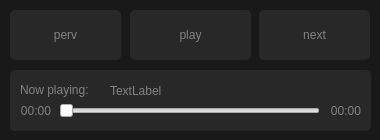
Before: the Qt Designer form mainUI.ui in AKlivtsov/AudioPlayerPython, drawn with Qt 5.
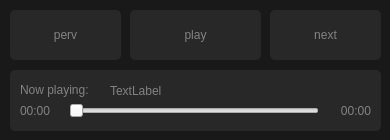
After: the same form once the commit is applied.

```diff
--- a/mainUI.ui
+++ b/mainUI.ui
@@ -6,7 +6,7 @@
    <rect>
     <x>0</x>
     <y>0</y>
-    <width>380</width>
+    <width>390</width>
     <height>140</height>
    </rect>
   </property>
@@ -72,7 +72,7 @@
      <rect>
       <x>130</x>
       <y>10</y>
-      <width>121</width>
+      <width>131</width>
       <height>50</height>
      </rect>
     </property>
@@ -83,7 +83,7 @@
    <widget class="QPushButton" name="btn_next">
     <property name="geometry">
      <rect>
-      <x>259</x>
+      <x>270</x>
       <y>10</y>
       <width>111</width>
       <height>50</height>
@@ -98,7 +98,7 @@
      <rect>
       <x>10</x>
       <y>70</y>
-      <width>361</width>
+      <width>371</width>
       <height>61</height>
      </rect>
     </property>
@@ -139,7 +139,7 @@
       <rect>
        <x>320</x>
        <y>30</y>
-       <width>31</width>
+       <width>41</width>
        <height>21</height>
       </rect>
      </property>
@@ -153,10 +153,10 @@
     <widget class="QSlider" name="hs_timeline">
      <property name="geometry">
       <rect>
-       <x>49</x>
-       <y>30</y>
-       <width>261</width>
-       <height>22</height>
+       <x>59</x>
+       <y>31</y>
+       <width>250</width>
+       <height>20</height>
       </rect>
      </property>
      <property name="orientation">
@@ -168,7 +168,7 @@
       <rect>
        <x>10</x>
        <y>30</y>
-       <width>31</width>
+       <width>41</width>
        <height>21</height>
       </rect>
      </property>
@@ -176,7 +176,7 @@
       <string>00:00</string>
      </property>
      <property name="alignment">
-      <set>Qt::AlignRight|Qt::AlignTrailing|Qt::AlignVCenter</set>
+      <set>Qt::AlignLeading|Qt::AlignLeft|Qt::AlignVCenter</set>
      </property>
     </widget>
    </widget>
```
